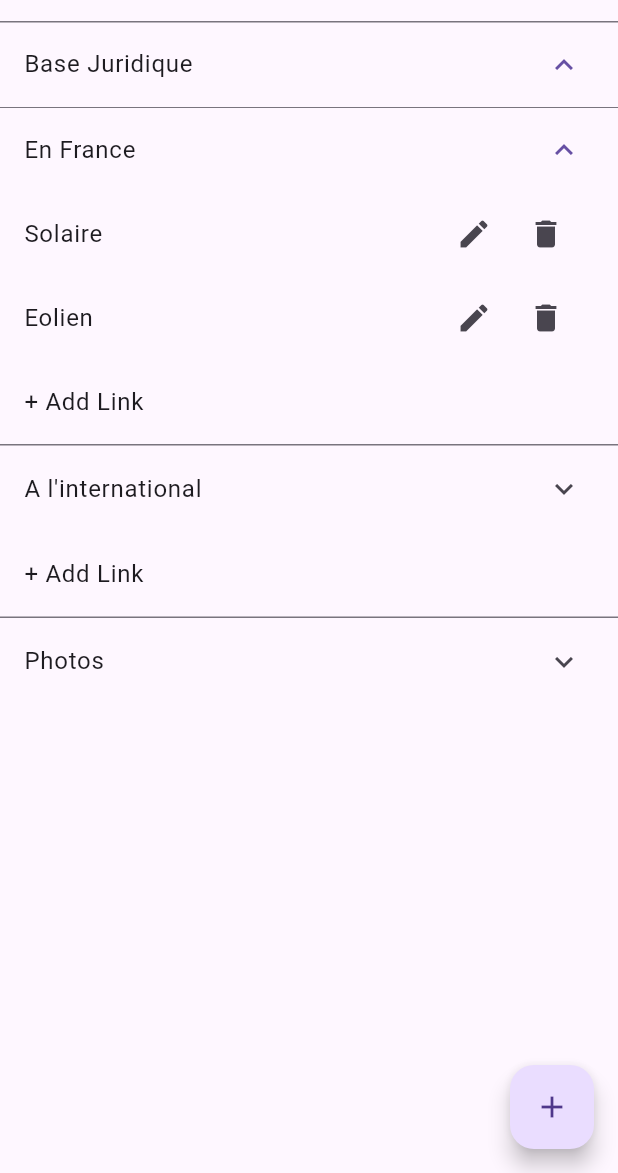
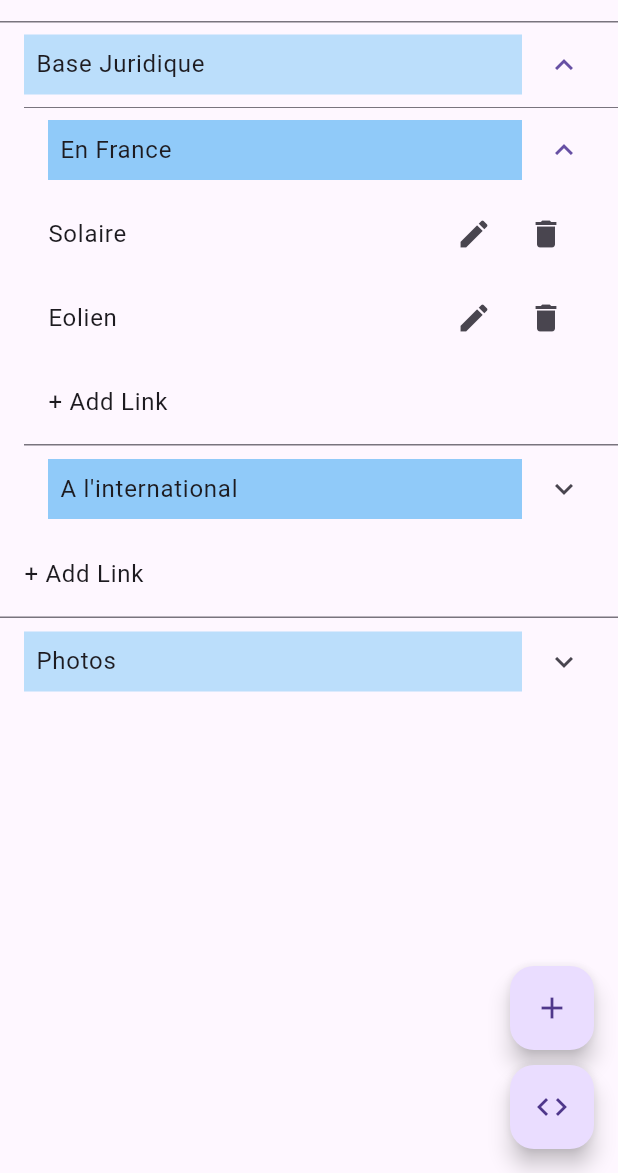
Before and after one commit to craftidev/veol_links_db_bo, a Flutter app: the screen it shows after launch, after a tap on "Base Juridique", after a tap on "En France", on a phone screen of 412 x 824 dp, the part 63-1236 px from its top. Run offline on Flutter 3.47's test engine with Material 3 defaults, Android fonts, the light colour scheme and no system bars.

Commit message:
good enough for demo

```diff
--- a/lib/main.dart
+++ b/lib/main.dart
@@ -58,21 +58,65 @@ class _BackOfficeState extends State<BackOffice> {
       body: ListView(
         children: categories.map((category) => buildCategory(category)).toList(),
       ),
-      floatingActionButton: FloatingActionButton(
+      floatingActionButton: Column(
+        mainAxisSize: MainAxisSize.min,
+        children: [
+          FloatingActionButton(
+            heroTag: "addCategory",
             onPressed: () {
               _showCategoryForm();
             },
+            tooltip: 'Add Category',
             child: const Icon(Icons.add),
+          ),
+          const SizedBox(height: 10),
+          FloatingActionButton(
+            heroTag: "generateHtml",
+            onPressed: () {
+              Null;
+            },
+            tooltip: 'Generate HTML',
+            child: const Icon(Icons.code),
+          ),
+        ]
       ),
     );
   }
 
-  Widget buildCategory(Category category) {
-    return ExpansionTile(
-      title: Text(category.name),
-      children: [
-        ...category.subCategories.map((sub) => buildCategory(sub)).toList(),
-        ...category.links.map((link) => ListTile(
+  Color _getBackgroundColor(int depth) {
+    return Colors.blue[(100 * (depth % 9 + 1))]!;
+  }
+
+  Widget buildLink(Link link, Category category) {
+    return DragTarget<Link>(
+      onAccept: (draggedLink) {
+        setState(() {
+          // Remove the dragged link from its original category
+          for (var cat in categories) {
+            if (cat.links.remove(draggedLink)) break;
+            for (var sub in cat.subCategories) {
+              if (sub.links.remove(draggedLink)) break;
+            }
+          }
+          // Add the dragged link to this category
+          category.links.add(draggedLink);
+        });
+      },
+      builder: (context, candidateData, rejectedData) {
+        return Draggable<Link>(
+          data: link,
+          feedback: Material(
+            child: Container(
+              padding: const EdgeInsets.all(8.0),
+              color: Colors.green.withOpacity(0.8),
+              child: Text(link.name, style: const TextStyle(color: Colors.white)),
+            ),
+          ),
+          childWhenDragging: Container(
+            color: Colors.grey.withOpacity(0.2),
+            child: Text(link.name, style: const TextStyle(color: Colors.grey)),
+          ),
+          child: ListTile(
             title: Text(link.name),
             trailing: Row(
               mainAxisSize: MainAxisSize.min,
@@ -93,7 +137,51 @@ class _BackOfficeState extends State<BackOffice> {
                 ),
               ],
             ),
-            )),
+          ),
+        );
+      },
+    );
+  }
+
+  Widget buildCategory(Category category, {int depth = 0}) {
+    return Padding(
+      padding: EdgeInsets.only(left: depth * 16.0),
+      child: DragTarget<Category>(
+        onAccept: (draggedCategory) {
+          setState(() {
+            // Remove the dragged category from its original parent
+            categories.remove(draggedCategory);
+            for (var cat in categories) {
+              cat.subCategories.remove(draggedCategory);
+            }
+            // Add the dragged category to this one
+            category.subCategories.add(draggedCategory);
+          });
+        },
+        builder: (context, candidateData, rejectedData) {
+          return ExpansionTile(
+            title: Draggable<Category>(
+              data: category,
+              feedback: Material(
+                child: Container(
+                  color: Colors.blue.withOpacity(0.8),
+                  padding: const EdgeInsets.all(8.0),
+                  child: Text(category.name, style: const TextStyle(color: Colors.white)),
+                ),
+              ),
+              childWhenDragging: Container(
+                color: Colors.grey.withOpacity(0.2),
+                child: Text(category.name, style: const TextStyle(color: Colors.grey)),
+              ),
+              child: Container(
+                padding: const EdgeInsets.all(8.0),
+                color: _getBackgroundColor(depth),
+                child: Text(category.name),
+              ),
+            ),
+            children: [
+              ...category.subCategories.map((sub) => buildCategory(sub, depth: depth + 1)).toList(),
+              ...category.links.map((link) => buildLink(link, category)).toList(),
               ListTile(
                 title: const Text('+ Add Link'),
                 onTap: () {
@@ -101,6 +189,9 @@ class _BackOfficeState extends State<BackOffice> {
                 },
               ),
             ],
+          );
+        },
+      ),
     );
   }
 
```
Lines whose indentation alone changed are shown as unchanged.
